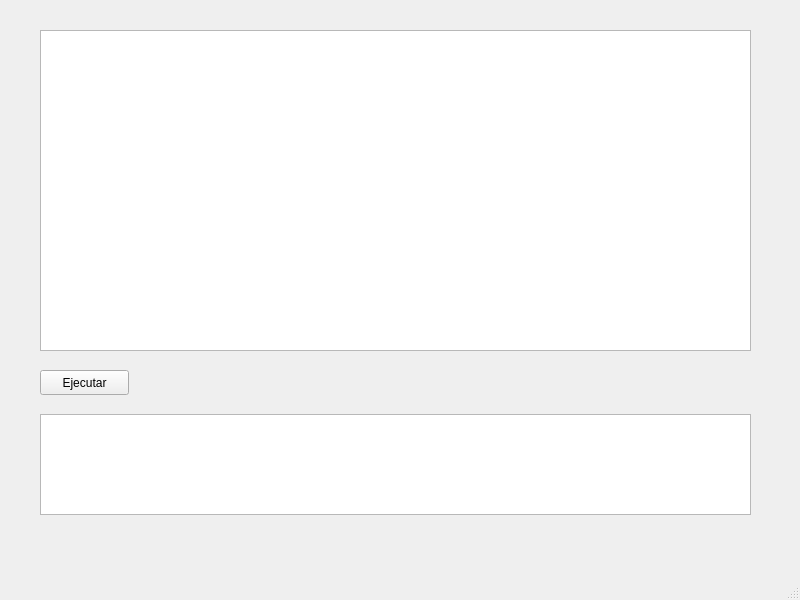
First picture: the form in mainwindow.ui, repository cristiaan05/OLC2_P1_202010905, before the edit.
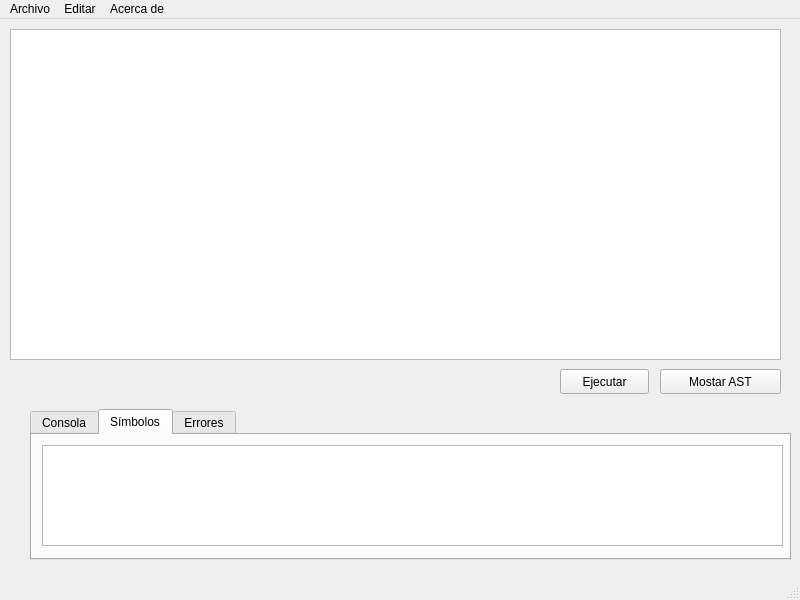
Second picture: the form after the edit. The open tabs and pages were chosen to show the change.

```diff
--- a/mainwindow.ui
+++ b/mainwindow.ui
@@ -17,18 +17,18 @@
    <widget class="QTextEdit" name="textEdit">
     <property name="geometry">
      <rect>
-      <x>40</x>
-      <y>30</y>
-      <width>711</width>
-      <height>321</height>
+      <x>10</x>
+      <y>10</y>
+      <width>771</width>
+      <height>331</height>
      </rect>
     </property>
    </widget>
    <widget class="QPushButton" name="pushButton">
     <property name="geometry">
      <rect>
-      <x>40</x>
-      <y>370</y>
+      <x>560</x>
+      <y>350</y>
       <width>89</width>
       <height>25</height>
      </rect>
@@ -37,19 +37,89 @@
      <string>Ejecutar</string>
     </property>
    </widget>
-   <widget class="QPlainTextEdit" name="txtConsola">
+   <widget class="QPushButton" name="pushButton_3">
     <property name="geometry">
      <rect>
-      <x>40</x>
-      <y>414</y>
-      <width>711</width>
-      <height>101</height>
+      <x>660</x>
+      <y>350</y>
+      <width>121</width>
+      <height>25</height>
      </rect>
     </property>
-    <property name="readOnly">
-     <bool>true</bool>
+    <property name="text">
+     <string>Mostar AST</string>
     </property>
    </widget>
+   <widget class="QTabWidget" name="tabWidget">
+    <property name="geometry">
+     <rect>
+      <x>30</x>
+      <y>390</y>
+      <width>761</width>
+      <height>151</height>
+     </rect>
+    </property>
+    <property name="currentIndex">
+     <number>0</number>
+    </property>
+    <widget class="QWidget" name="Consola">
+     <property name="toolTip">
+      <string>&lt;html&gt;&lt;head/&gt;&lt;body&gt;&lt;p&gt;&lt;br/&gt;&lt;/p&gt;&lt;/body&gt;&lt;/html&gt;</string>
+     </property>
+     <attribute name="title">
+      <string>Consola</string>
+     </attribute>
+     <widget class="QPlainTextEdit" name="txtConsola">
+      <property name="geometry">
+       <rect>
+        <x>0</x>
+        <y>0</y>
+        <width>761</width>
+        <height>111</height>
+       </rect>
+      </property>
+      <property name="readOnly">
+       <bool>true</bool>
+      </property>
+     </widget>
+    </widget>
+    <widget class="QWidget" name="tab_2">
+     <attribute name="title">
+      <string>Símbolos</string>
+     </attribute>
+     <widget class="QPlainTextEdit" name="txtConsola_2">
+      <property name="geometry">
+       <rect>
+        <x>10</x>
+        <y>10</y>
+        <width>741</width>
+        <height>101</height>
+       </rect>
+      </property>
+      <property name="readOnly">
+       <bool>true</bool>
+      </property>
+     </widget>
+    </widget>
+    <widget class="QWidget" name="tab">
+     <attribute name="title">
+      <string>Errores</string>
+     </attribute>
+     <widget class="QPlainTextEdit" name="txtConsola_3">
+      <property name="geometry">
+       <rect>
+        <x>10</x>
+        <y>10</y>
+        <width>741</width>
+        <height>101</height>
+       </rect>
+      </property>
+      <property name="readOnly">
+       <bool>true</bool>
+      </property>
+     </widget>
+    </widget>
+   </widget>
   </widget>
   <widget class="QMenuBar" name="menubar">
    <property name="geometry">
@@ -57,9 +127,31 @@
      <x>0</x>
      <y>0</y>
      <width>800</width>
-     <height>26</height>
+     <height>28</height>
     </rect>
    </property>
+   <widget class="QMenu" name="menuArchivo">
+    <property name="title">
+     <string>Archivo</string>
+    </property>
+    <addaction name="separator"/>
+    <addaction name="actionAbrir"/>
+    <addaction name="actionGuardar"/>
+    <addaction name="actionGuardar_Como"/>
+   </widget>
+   <widget class="QMenu" name="menuEditar">
+    <property name="title">
+     <string>Editar</string>
+    </property>
+   </widget>
+   <widget class="QMenu" name="menuAcerca_de">
+    <property name="title">
+     <string>Acerca de</string>
+    </property>
+   </widget>
+   <addaction name="menuArchivo"/>
+   <addaction name="menuEditar"/>
+   <addaction name="menuAcerca_de"/>
   </widget>
   <widget class="QStatusBar" name="statusbar"/>
  </widget>
```
Left out of the diff: 15 changed lines with no effect on the pictures.
